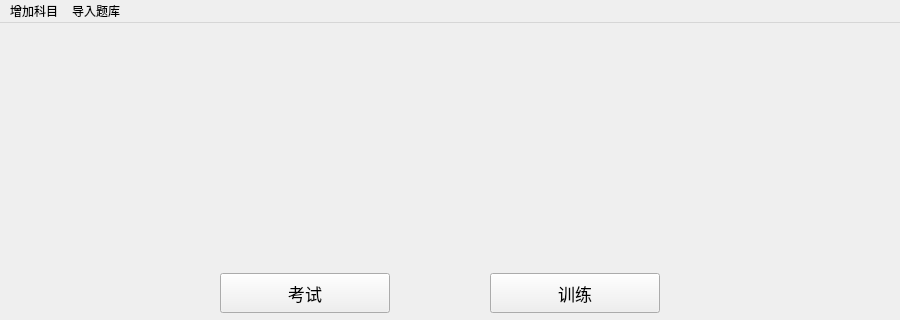
janonoly/exampc, file views/Main.ui: the form before one commit; both pictures show x 0 to 900 and y 0 to 320 of the 900 by 600 pixel window.
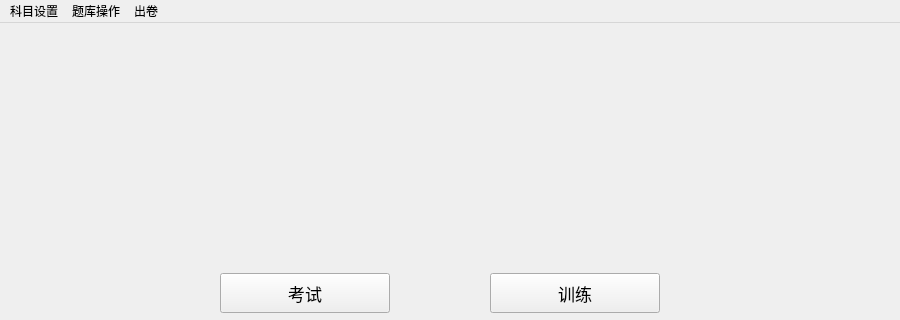
The form after the commit.

Commit message: 增加出卷功能

The edit to the form file:
```diff
--- a/views/Main.ui
+++ b/views/Main.ui
@@ -101,19 +101,26 @@
    </property>
    <widget class="QMenu" name="menu">
     <property name="title">
-     <string>导入题库</string>
+     <string>题库操作</string>
     </property>
     <addaction name="action_F"/>
     <addaction name="action_D"/>
    </widget>
    <widget class="QMenu" name="menu_3">
     <property name="title">
-     <string>增加科目</string>
+     <string>科目设置</string>
     </property>
     <addaction name="action_K"/>
    </widget>
+   <widget class="QMenu" name="menu_2">
+    <property name="title">
+     <string>出卷</string>
+    </property>
+    <addaction name="action_word_O"/>
+   </widget>
    <addaction name="menu_3"/>
    <addaction name="menu"/>
+   <addaction name="menu_2"/>
   </widget>
   <action name="menuimpexl">
    <property name="text">
```
Left out of the diff: 5 changed lines with no effect on the pictures. The commit also changes 4 other files.
